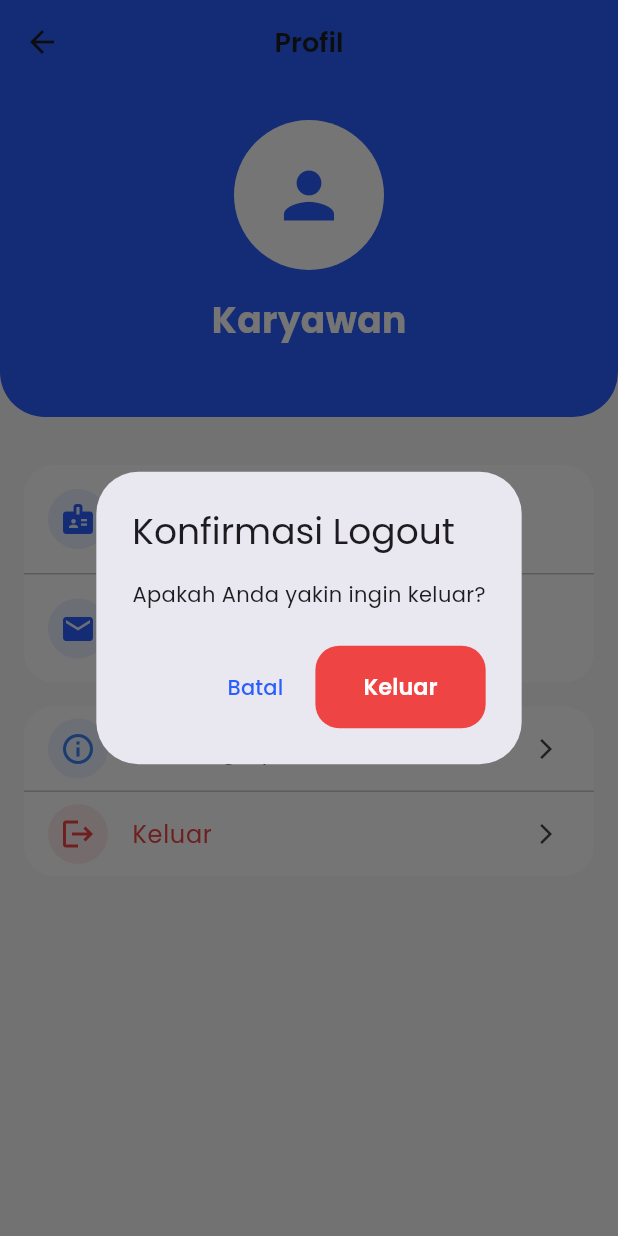
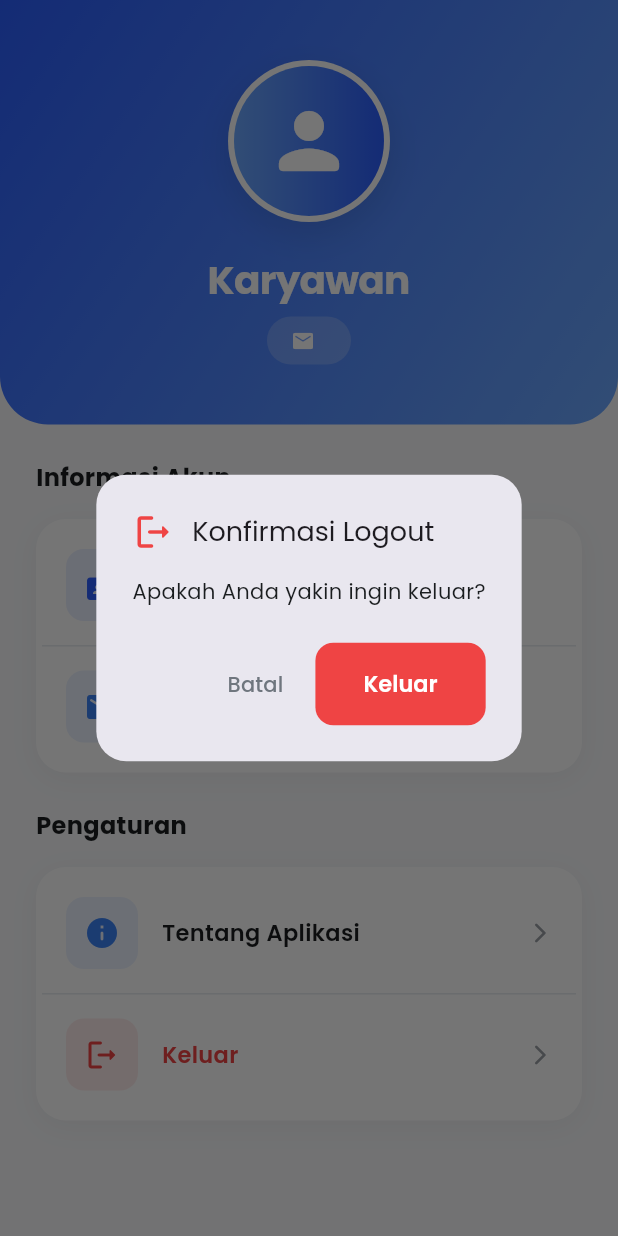
Before and after one commit to aleedoe/z-p-s6-v1, a Flutter app: the ProfilePage screen opened directly, after a tap on "Keluar", on a phone screen of 412 x 824 dp. Run offline on Flutter 3.47's test engine with Material 3 defaults, Android fonts, the phone set to English and light mode, and no system bars; our stand-ins replace dio, google_fonts, shared_preferences; missing offline and left inert: mobile_scanner; accounts and stored records are empty.

Commit message:
update profile page

```diff
--- a/frontend/mobile/lib/presentation/pages/main/profile_page.dart
+++ b/frontend/mobile/lib/presentation/pages/main/profile_page.dart
@@ -12,12 +12,25 @@ class ProfilePage extends StatelessWidget {
     showDialog(
       context: context,
       builder: (context) => AlertDialog(
-        title: const Text('Konfirmasi Logout'),
-        content: const Text(AppStrings.logoutConfirm),
+        shape: RoundedRectangleBorder(borderRadius: BorderRadius.circular(20)),
+        title: Row(
+          children: [
+            Icon(Icons.logout_rounded, color: AppColors.error, size: 28),
+            const SizedBox(width: 12),
+            const Text('Konfirmasi Logout', style: TextStyle(fontSize: 18)),
+          ],
+        ),
+        content: const Text(
+          AppStrings.logoutConfirm,
+          style: TextStyle(fontSize: 14),
+        ),
         actions: [
           TextButton(
             onPressed: () => Navigator.pop(context),
-            child: const Text(AppStrings.cancel),
+            child: Text(
+              AppStrings.cancel,
+              style: TextStyle(color: AppColors.textSecondary),
+            ),
           ),
           ElevatedButton(
             onPressed: () async {
@@ -25,7 +38,18 @@ class ProfilePage extends StatelessWidget {
               await context.read<AuthProvider>().logout();
               if (context.mounted) {
                 Navigator.of(context).pushAndRemoveUntil(
-                  MaterialPageRoute(builder: (_) => const LoginPage()),
+                  PageRouteBuilder(
+                    pageBuilder: (context, animation, secondaryAnimation) =>
+                        const LoginPage(),
+                    transitionsBuilder:
+                        (context, animation, secondaryAnimation, child) {
+                          return FadeTransition(
+                            opacity: animation,
+                            child: child,
+                          );
+                        },
+                    transitionDuration: const Duration(milliseconds: 500),
+                  ),
                   (route) => false,
                 );
               }
@@ -33,6 +57,9 @@ class ProfilePage extends StatelessWidget {
             style: ElevatedButton.styleFrom(
               backgroundColor: AppColors.error,
               foregroundColor: Colors.white,
+              shape: RoundedRectangleBorder(
+                borderRadius: BorderRadius.circular(12),
+              ),
             ),
             child: const Text(AppStrings.logout),
           ),
@@ -48,133 +75,86 @@ class ProfilePage extends StatelessWidget {
 
     return Scaffold(
       backgroundColor: AppColors.background,
-      appBar: AppBar(
-        title: const Text(AppStrings.profile),
-        backgroundColor: AppColors.primary,
-        foregroundColor: Colors.white,
-      ),
-      body: SingleChildScrollView(
-        child: Column(
-          children: [
-            Container(
-              width: double.infinity,
-              padding: const EdgeInsets.all(24),
-              decoration: BoxDecoration(
-                color: AppColors.primary,
-                borderRadius: const BorderRadius.only(
-                  bottomLeft: Radius.circular(30),
-                  bottomRight: Radius.circular(30),
-                ),
-              ),
-              child: Column(
-                children: [
-                  CircleAvatar(
-                    radius: 50,
-                    backgroundColor: Colors.white,
-                    child: Icon(
-                      Icons.person,
-                      size: 50,
-                      color: AppColors.primary,
-                    ),
-                  ),
-                  const SizedBox(height: 16),
-                  Text(
-                    user?.name ?? 'Karyawan',
-                    style: const TextStyle(
-                      color: Colors.white,
-                      fontSize: 24,
-                      fontWeight: FontWeight.bold,
-                    ),
-                  ),
-                  const SizedBox(height: 4),
-                  Text(
-                    user?.email ?? '',
-                    style: const TextStyle(color: Colors.white70, fontSize: 14),
-                  ),
-                ],
-              ),
-            ),
-            const SizedBox(height: 16),
-            _buildProfileSection(context),
-          ],
+      body: SafeArea(
+        child: SingleChildScrollView(
+          child: Column(
+            children: [
+              _buildProfileHeader(context, user),
+              const SizedBox(height: 24),
+              _buildProfileSections(context),
+            ],
+          ),
         ),
       ),
     );
   }
 
-  Widget _buildProfileSection(BuildContext context) {
+  Widget _buildProfileHeader(BuildContext context, dynamic user) {
     return Container(
-      margin: const EdgeInsets.all(16),
+      width: double.infinity,
+      padding: const EdgeInsets.fromLTRB(24, 40, 24, 40),
+      decoration: BoxDecoration(
+        gradient: AppColors.primaryGradient,
+        borderRadius: const BorderRadius.only(
+          bottomLeft: Radius.circular(32),
+          bottomRight: Radius.circular(32),
+        ),
+      ),
       child: Column(
         children: [
-          Card(
-            child: Column(
-              children: [
-                ListTile(
-                  leading: CircleAvatar(
-                    backgroundColor: AppColors.primary.withOpacity(0.1),
-                    child: Icon(Icons.badge, color: AppColors.primary),
-                  ),
-                  title: const Text('ID Karyawan'),
-                  subtitle: Text(
-                    '${context.watch<AuthProvider>().user?.id ?? '-'}',
-                  ),
-                ),
-                const Divider(height: 1),
-                ListTile(
-                  leading: CircleAvatar(
-                    backgroundColor: AppColors.primary.withOpacity(0.1),
-                    child: Icon(Icons.email, color: AppColors.primary),
-                  ),
-                  title: const Text('Email'),
-                  subtitle: Text(
-                    context.watch<AuthProvider>().user?.email ?? '-',
-                  ),
+          Container(
+            padding: const EdgeInsets.all(4),
+            decoration: BoxDecoration(
+              color: Colors.white,
+              shape: BoxShape.circle,
+              boxShadow: [
+                BoxShadow(
+                  color: Colors.black.withOpacity(0.1),
+                  blurRadius: 20,
+                  offset: const Offset(0, 8),
                 ),
               ],
             ),
+            child: Container(
+              padding: const EdgeInsets.all(20),
+              decoration: BoxDecoration(
+                gradient: LinearGradient(
+                  colors: [AppColors.primaryLight, AppColors.primary],
+                ),
+                shape: BoxShape.circle,
+              ),
+              child: Icon(Icons.person_rounded, size: 60, color: Colors.white),
+            ),
           ),
-          const SizedBox(height: 16),
-          Card(
-            child: Column(
+          const SizedBox(height: 20),
+          Text(
+            user?.name ?? 'Karyawan',
+            style: const TextStyle(
+              color: Colors.white,
+              fontSize: 26,
+              fontWeight: FontWeight.bold,
+              letterSpacing: -0.5,
+            ),
+          ),
+          const SizedBox(height: 6),
+          Container(
+            padding: const EdgeInsets.symmetric(horizontal: 16, vertical: 6),
+            decoration: BoxDecoration(
+              color: Colors.white.withOpacity(0.2),
+              borderRadius: BorderRadius.circular(20),
+            ),
+            child: Row(
+              mainAxisSize: MainAxisSize.min,
               children: [
-                ListTile(
-                  leading: CircleAvatar(
-                    backgroundColor: AppColors.info.withOpacity(0.1),
-                    child: Icon(Icons.info_outline, color: AppColors.info),
+                Icon(Icons.email_rounded, color: Colors.white, size: 16),
+                const SizedBox(width: 8),
+                Text(
+                  user?.email ?? '',
+                  style: const TextStyle(
+                    color: Colors.white,
+                    fontSize: 14,
+                    fontWeight: FontWeight.w500,
                   ),
-                  title: const Text('Tentang Aplikasi'),
-                  trailing: const Icon(Icons.arrow_forward_ios, size: 16),
-                  onTap: () {
-                    showAboutDialog(
-                      context: context,
-                      applicationName: AppStrings.appName,
-                      applicationVersion: '1.0.0',
-                      applicationIcon: Icon(
-                        Icons.fingerprint,
-                        size: 48,
-                        color: AppColors.primary,
-                      ),
-                      children: [
-                        const Text(
-                          'Aplikasi absensi karyawan menggunakan QR Code',
-                        ),
-                      ],
-                    );
-                  },
-                ),
-                const Divider(height: 1),
-                ListTile(
-                  leading: CircleAvatar(
-                    backgroundColor: AppColors.error.withOpacity(0.1),
-                    child: Icon(Icons.logout, color: AppColors.error),
-                  ),
-                  title: Text(
-                    AppStrings.logout,
-                    style: TextStyle(color: AppColors.error),
-                  ),
-                  trailing: const Icon(Icons.arrow_forward_ios, size: 16),
-                  onTap: () => _showLogoutDialog(context),
                 ),
               ],
             ),
@@ -183,4 +163,216 @@ class ProfilePage extends StatelessWidget {
       ),
     );
   }
+
+  Widget _buildProfileSections(BuildContext context) {
+    return Padding(
+      padding: const EdgeInsets.symmetric(horizontal: 24),
+      child: Column(
+        crossAxisAlignment: CrossAxisAlignment.start,
+        children: [
+          Text(
+            'Informasi Akun',
+            style: TextStyle(
+              fontSize: 16,
+              fontWeight: FontWeight.bold,
+              color: AppColors.textPrimary,
+            ),
+          ),
+          const SizedBox(height: 16),
+          _buildInfoCard(context),
+          const SizedBox(height: 24),
+          Text(
+            'Pengaturan',
+            style: TextStyle(
+              fontSize: 16,
+              fontWeight: FontWeight.bold,
+              color: AppColors.textPrimary,
+            ),
+          ),
+          const SizedBox(height: 16),
+          _buildSettingsCard(context),
+          const SizedBox(height: 24),
+        ],
+      ),
+    );
+  }
+
+  Widget _buildInfoCard(BuildContext context) {
+    final user = context.watch<AuthProvider>().user;
+
+    return Container(
+      padding: const EdgeInsets.all(4),
+      decoration: BoxDecoration(
+        color: AppColors.surface,
+        borderRadius: BorderRadius.circular(20),
+        boxShadow: AppColors.softShadow,
+      ),
+      child: Column(
+        children: [
+          _buildInfoItem(
+            icon: Icons.badge_rounded,
+            iconColor: AppColors.primary,
+            title: 'ID Karyawan',
+            subtitle: '${user?.id ?? '-'}',
+          ),
+          Divider(height: 1, color: AppColors.divider),
+          _buildInfoItem(
+            icon: Icons.email_rounded,
+            iconColor: AppColors.info,
+            title: 'Email',
+            subtitle: user?.email ?? '-',
+          ),
+        ],
+      ),
+    );
+  }
+
+  Widget _buildSettingsCard(BuildContext context) {
+    return Container(
+      padding: const EdgeInsets.all(4),
+      decoration: BoxDecoration(
+        color: AppColors.surface,
+        borderRadius: BorderRadius.circular(20),
+        boxShadow: AppColors.softShadow,
+      ),
+      child: Column(
+        children: [
+          _buildMenuTile(
+            icon: Icons.info_rounded,
+            iconColor: AppColors.info,
+            title: 'Tentang Aplikasi',
+            onTap: () {
+              showAboutDialog(
+                context: context,
+                applicationName: AppStrings.appName,
+                applicationVersion: '1.0.0',
+                applicationIcon: Container(
+                  padding: const EdgeInsets.all(12),
+                  decoration: BoxDecoration(
+                    gradient: AppColors.primaryGradient,
+                    borderRadius: BorderRadius.circular(12),
+                  ),
+                  child: const Icon(
+                    Icons.fingerprint_rounded,
+                    size: 32,
+                    color: Colors.white,
+                  ),
+                ),
+                children: [
+                  const SizedBox(height: 16),
+                  Text(
+                    'Aplikasi absensi karyawan modern menggunakan teknologi QR Code untuk kemudahan dan keamanan.',
+                    style: TextStyle(
+                      fontSize: 14,
+                      color: AppColors.textSecondary,
+                    ),
+                  ),
+                ],
+              );
+            },
+          ),
+          Divider(height: 1, color: AppColors.divider),
+          _buildMenuTile(
+            icon: Icons.logout_rounded,
+            iconColor: AppColors.error,
+            title: AppStrings.logout,
+            titleColor: AppColors.error,
+            onTap: () => _showLogoutDialog(context),
+          ),
+        ],
+      ),
+    );
+  }
+
+  Widget _buildInfoItem({
+    required IconData icon,
+    required Color iconColor,
+    required String title,
+    required String subtitle,
+  }) {
+    return Padding(
+      padding: const EdgeInsets.all(16),
+      child: Row(
+        children: [
+          Container(
+            padding: const EdgeInsets.all(12),
+            decoration: BoxDecoration(
+              color: iconColor.withOpacity(0.1),
+              borderRadius: BorderRadius.circular(12),
+            ),
+            child: Icon(icon, color: iconColor, size: 24),
+          ),
+          const SizedBox(width: 16),
+          Expanded(
+            child: Column(
+              crossAxisAlignment: CrossAxisAlignment.start,
+              children: [
+                Text(
+                  title,
+                  style: TextStyle(
+                    fontSize: 13,
+                    color: AppColors.textSecondary,
+                    fontWeight: FontWeight.w500,
+                  ),
+                ),
+                const SizedBox(height: 4),
+                Text(
+                  subtitle,
+                  style: TextStyle(
+                    fontSize: 15,
+                    fontWeight: FontWeight.w600,
+                    color: AppColors.textPrimary,
+                  ),
+                ),
+              ],
+            ),
+          ),
+        ],
+      ),
+    );
+  }
+
+  Widget _buildMenuTile({
+    required IconData icon,
+    required Color iconColor,
+    required String title,
+    Color? titleColor,
+    required VoidCallback onTap,
+  }) {
+    return InkWell(
+      onTap: onTap,
+      borderRadius: BorderRadius.circular(16),
+      child: Padding(
+        padding: const EdgeInsets.all(16),
+        child: Row(
+          children: [
+            Container(
+              padding: const EdgeInsets.all(12),
+              decoration: BoxDecoration(
+                color: iconColor.withOpacity(0.1),
+                borderRadius: BorderRadius.circular(12),
+              ),
+              child: Icon(icon, color: iconColor, size: 24),
+            ),
+            const SizedBox(width: 16),
+            Expanded(
+              child: Text(
+                title,
+                style: TextStyle(
+                  fontSize: 15,
+                  fontWeight: FontWeight.w600,
+                  color: titleColor ?? AppColors.textPrimary,
+                ),
+              ),
+            ),
+            Icon(
+              Icons.arrow_forward_ios_rounded,
+              size: 16,
+              color: AppColors.textTertiary,
+            ),
+          ],
+        ),
+      ),
+    );
+  }
 }
```
